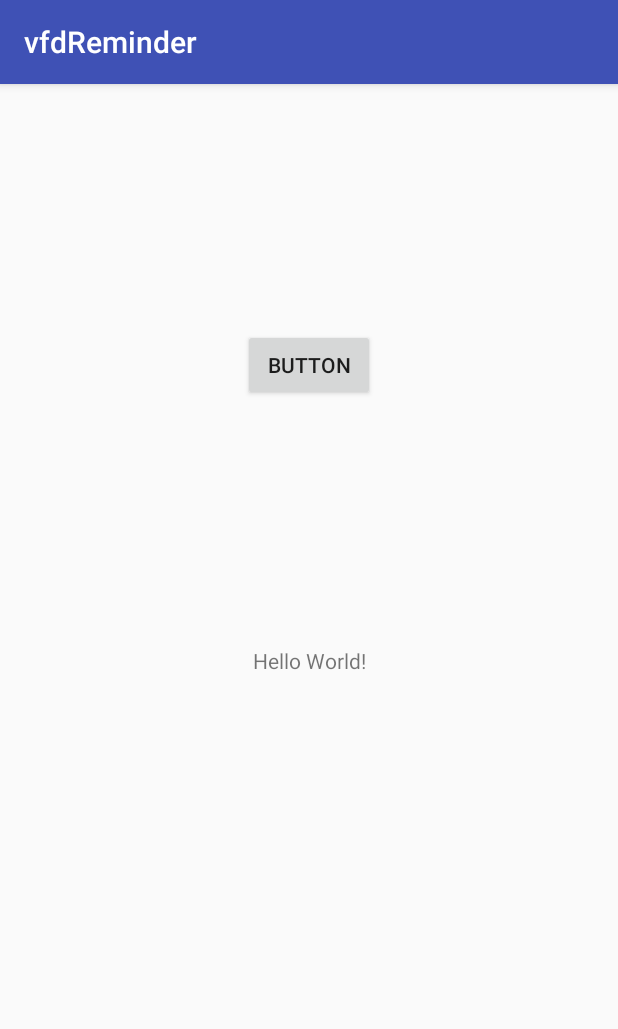
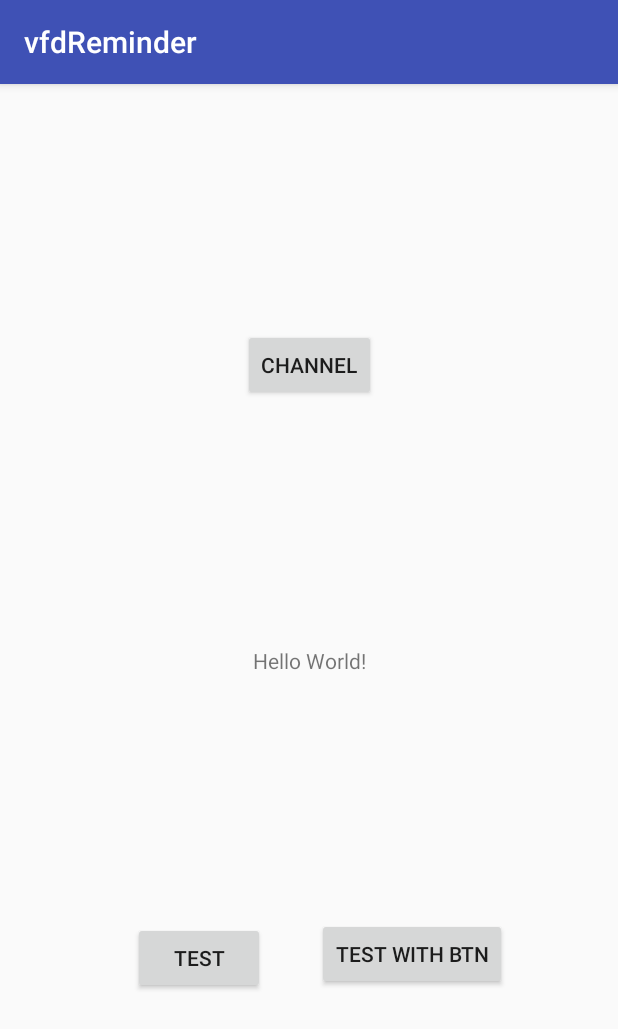
Before and after one commit to ASofterSpace/vfdReminder, an Android app: the screen it shows after launch (MainActivity), on a phone screen of 412 x 824 dp. Shown: the top 1029 px of the screen. Run offline under Robolectric (Android 15) with nearby library versions, the phone set to English and light mode, and no system bars.

Commit message:
Get first reminders to work
by addition notification channels and appropriate versions etc.

```diff
--- a/android/app/src/main/AndroidManifest.xml
+++ b/android/app/src/main/AndroidManifest.xml
@@ -16,6 +16,8 @@
                 <category android:name="android.intent.category.LAUNCHER" />
             </intent-filter>
         </activity>
+        <activity android:name=".ReminderConfirmActivity" />
+        <activity android:name=".ReminderDenyActivity"></activity>
     </application>
 
 </manifest>
--- a/android/app/src/main/java/reminder/vfd/asofterspace/com/vfdreminder/MainActivity.java
+++ b/android/app/src/main/java/reminder/vfd/asofterspace/com/vfdreminder/MainActivity.java
@@ -1,6 +1,7 @@
 package reminder.vfd.asofterspace.com.vfdreminder;
 
 import android.app.NotificationChannel;
+import android.app.NotificationManager;
 import android.app.PendingIntent;
 import android.content.Context;
 import android.content.Intent;
@@ -11,11 +12,14 @@ import android.support.v7.app.AppCompatActivity;
 import android.os.Bundle;
 import android.view.View;
 import android.widget.Button;
-import android.widget.ImageView;
 
 public class MainActivity extends AppCompatActivity {
 
     private Context context;
+
+    private int latestNotification = 0;
+
+    final private static String REMINDER_CHANNEL_ID = "ff25erinnerungen";
 
     @Override
     protected void onCreate(Bundle savedInstanceState) {
@@ -24,13 +28,40 @@ public class MainActivity extends AppCompatActivity {
 
         context = this;
 
-        final Button bTest = this.findViewById(R.id.button);
-
-        bTest.setOnClickListener(new View.OnClickListener() {
-                public void onClick(View v) {
-                    addNotification();
+        final Button bChannel = this.findViewById(R.id.channelButton);
+        bChannel.setOnClickListener(new View.OnClickListener() {
+            public void onClick(View v) {
+                setupNotificationChannel();
             }
         });
+
+        final Button bTest = this.findViewById(R.id.testButton);
+        bTest.setOnClickListener(new View.OnClickListener() {
+            public void onClick(View v) {
+                addNotification();
+            }
+        });
+
+        final Button bTestWithBtn = this.findViewById(R.id.testButtonWithBtn);
+        bTestWithBtn.setOnClickListener(new View.OnClickListener() {
+            public void onClick(View v) {
+                addNotificationWithButton();
+            }
+        });
+    }
+
+    private void setupNotificationChannel() {
+        // only actually play with the channel if the API is high enough
+        if (Build.VERSION.SDK_INT >= Build.VERSION_CODES.O) {
+
+            // creating the channel
+            NotificationChannel channel = new NotificationChannel(REMINDER_CHANNEL_ID, "FF25 Erinnerungen", NotificationManagerCompat.IMPORTANCE_DEFAULT);
+            channel.setDescription("Alle Erinnerungen der FF25.");
+
+            // registering the channel
+            NotificationManager notificationManager = (NotificationManager) context.getSystemService(Context.NOTIFICATION_SERVICE);
+            notificationManager.createNotificationChannel(channel);
+        }
     }
 
     private void addNotification() {
@@ -41,7 +72,7 @@ public class MainActivity extends AppCompatActivity {
         PendingIntent tapIntent = PendingIntent.getActivity(this, 0, intent, 0);
 
         // Actually create our notification
-        NotificationCompat.Builder notBuilder = new NotificationCompat.Builder(context)
+        NotificationCompat.Builder notBuilder = new NotificationCompat.Builder(context, REMINDER_CHANNEL_ID)
                 .setSmallIcon(R.drawable.vfd_logo_1)
                 .setContentTitle("FF25 Erinnerung")
                 .setContentText("Am Freitag ist Dienst. Kommst du?")
@@ -51,8 +82,36 @@ public class MainActivity extends AppCompatActivity {
 
         NotificationManagerCompat notificationManager = NotificationManagerCompat.from(this);
 
-        // The ID needs to be UNIQUE for each notification instance! - TODO :: do not hardcode to 9
-        notificationManager.notify(9, notBuilder.build());
+        // The ID needs to be UNIQUE for each notification instance!
+        latestNotification++;
+        notificationManager.notify(latestNotification, notBuilder.build());
+    }
+
+    private void addNotificationWithButton() {
+
+        // Tell android what to do when someone clicks on a button in our notification
+        Intent affirmative = new Intent(this, ReminderConfirmActivity.class);
+        affirmative.setAction("JA");
+        PendingIntent affirmativeIntent = PendingIntent.getBroadcast(this, 0, affirmative, 0);
+        Intent negative = new Intent(this, ReminderDenyActivity.class);
+        negative.setAction("NEIN");
+        PendingIntent negativeIntent = PendingIntent.getBroadcast(this, 0, negative, 0);
+
+        // Actually create our notification
+        NotificationCompat.Builder notBuilder = new NotificationCompat.Builder(context, REMINDER_CHANNEL_ID)
+                .setSmallIcon(R.drawable.vfd_logo_1)
+                .setContentTitle("FF25 Erinnerung")
+                .setContentText("Am Freitag ist Dienst. Kommst du?")
+                .addAction(R.drawable.vfd_logo_1, "ja", affirmativeIntent)
+                .addAction(R.drawable.vfd_logo_1, "nein", negativeIntent)
+                .setPriority(NotificationCompat.PRIORITY_DEFAULT)
+                .setAutoCancel(true); // autocancel cancels when the user taps - may not be what we want!
+
+        NotificationManagerCompat notificationManager = NotificationManagerCompat.from(this);
+
+        // The ID needs to be UNIQUE for each notification instance!
+        latestNotification++;
+        notificationManager.notify(latestNotification, notBuilder.build());
     }
 
 }
--- a/android/app/src/main/res/layout/activity_main.xml
+++ b/android/app/src/main/res/layout/activity_main.xml
@@ -17,14 +17,45 @@
         app:layout_constraintTop_toTopOf="parent" />
 
     <Button
-        android:id="@+id/button"
+        android:id="@+id/testButton"
+        android:layout_width="wrap_content"
+        android:layout_height="wrap_content"
+        android:layout_marginBottom="8dp"
+        android:layout_marginEnd="8dp"
+        android:layout_marginStart="8dp"
+        android:text="Test"
+        app:layout_constraintBottom_toBottomOf="parent"
+        app:layout_constraintEnd_toEndOf="parent"
+        app:layout_constraintHorizontal_bias="0.755"
+        app:layout_constraintStart_toStartOf="parent"
+        app:layout_constraintEnd_toStartOf="@+id/testButtonWithBtn"
+        app:layout_constraintTop_toBottomOf="@+id/textView"
+        app:layout_constraintVertical_bias="0.518" />
+
+    <Button
+        android:id="@+id/testButtonWithBtn"
+        android:layout_width="wrap_content"
+        android:layout_height="wrap_content"
+        android:layout_marginBottom="8dp"
+        android:layout_marginStart="48dp"
+        android:layout_marginLeft="48dp"
+        android:layout_marginTop="8dp"
+        android:text="Test with Btn"
+        app:layout_constraintBottom_toBottomOf="parent"
+        app:layout_constraintStart_toStartOf="@+id/testButton"
+        app:layout_constraintEnd_toEndOf="parent"
+        app:layout_constraintTop_toBottomOf="@+id/textView"
+        app:layout_constraintVertical_bias="0.497" />
+
+    <Button
+        android:id="@+id/channelButton"
         android:layout_width="wrap_content"
         android:layout_height="wrap_content"
         android:layout_marginBottom="8dp"
         android:layout_marginEnd="8dp"
         android:layout_marginStart="8dp"
         android:layout_marginTop="8dp"
-        android:text="Button"
+        android:text="Channel"
         app:layout_constraintBottom_toTopOf="@+id/textView"
         app:layout_constraintEnd_toEndOf="parent"
         app:layout_constraintStart_toStartOf="parent"
```
Also changed, not shown: android/app/src/main/java/reminder/vfd/asofterspace/com/vfdreminder/ReminderConfirmActivity.java (added, +13 -0 lines), android/app/src/main/java/reminder/vfd/asofterspace/com/vfdreminder/ReminderDenyActivity.java (added, +13 -0 lines), android/app/src/main/res/layout/activity_reminder_confirm.xml (added, +22 -0 lines), android/app/src/main/res/layout/activity_reminder_deny.xml (added, +23 -0 lines).
